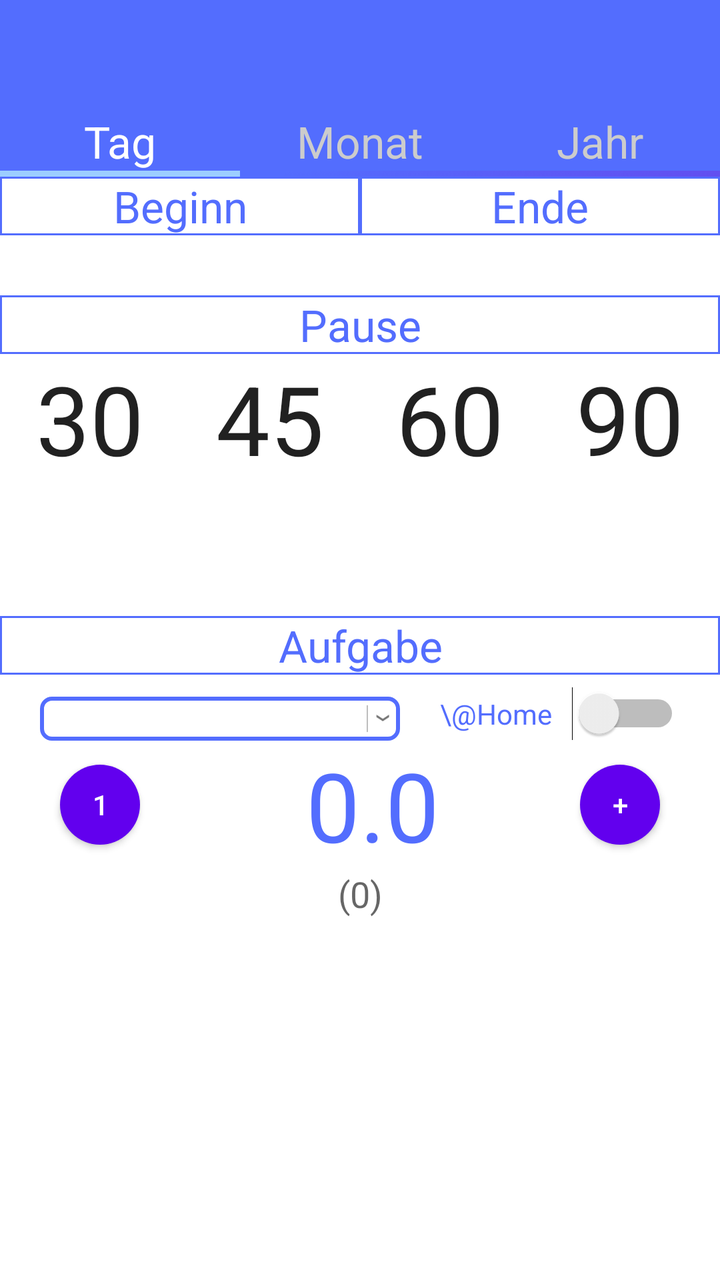
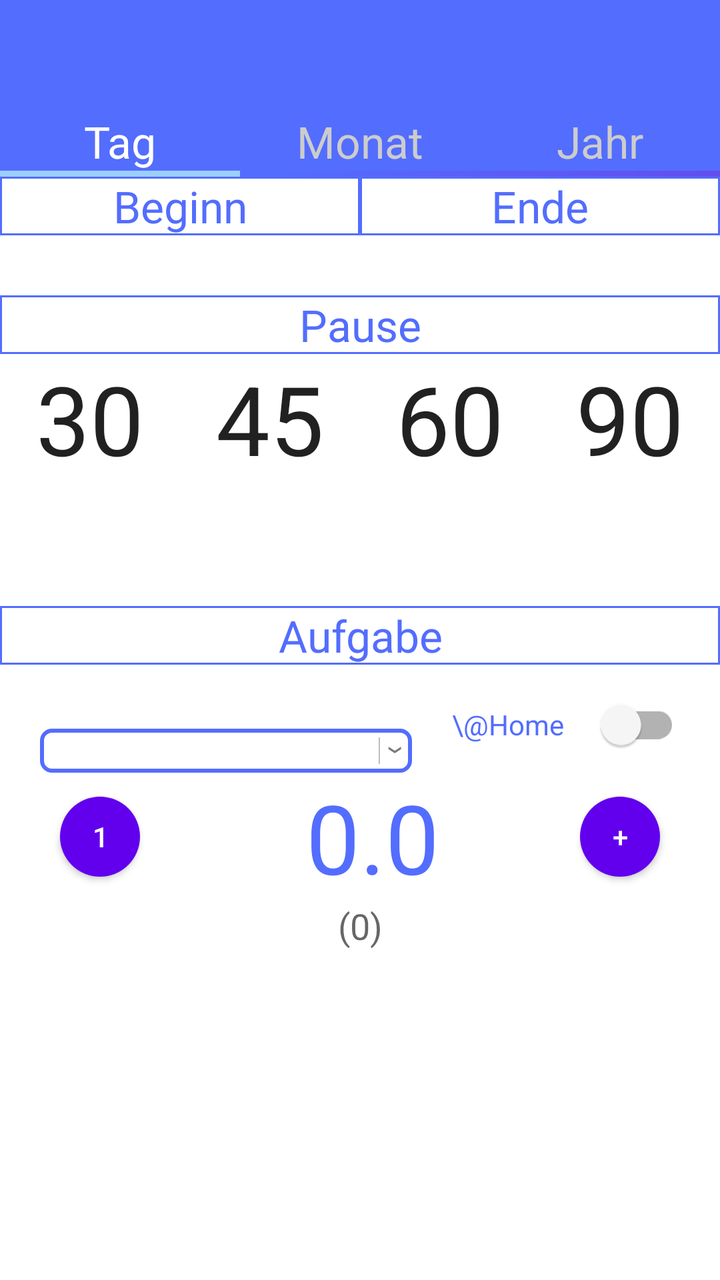

Before-and-after screenshots of an Android layout around one commit, followed by the original layout XML and the change that was made.
<!-- AndroidManifest.xml: application theme AppTheme -->
<!-- res/layout/activity_main.xml -->
<RelativeLayout xmlns:android="http://schemas.android.com/apk/res/android"
    xmlns:app="http://schemas.android.com/apk/res-auto"
    xmlns:tools="http://schemas.android.com/tools"
    android:layout_width="match_parent"
    android:layout_height="match_parent"
    android:background="@mipmap/ic_launcher_background"
    tools:context=".MainActivity">

    <View
        android:id="@+id/status_bar_background"
        android:layout_width="match_parent"
        android:layout_height="0dp"
        android:background="#536DFE" />

    <com.google.android.material.appbar.MaterialToolbar
        android:id="@+id/toolbar"
        android:layout_width="match_parent"
        android:layout_height="?attr/actionBarSize"
        android:layout_below="@id/status_bar_background"
        app:contentInsetEnd="0dp"
        app:contentInsetStart="0dp" />

    <LinearLayout
        android:id="@+id/linearLayout"
        android:layout_width="match_parent"
        android:layout_height="match_parent"
        android:layout_below="@+id/toolbar"
        android:orientation="vertical">
        
        <LinearLayout
            android:layout_width="match_parent"
            android:layout_height="wrap_content"
            android:orientation="horizontal">

            <LinearLayout
                android:id="@+id/dayLayout"
                android:layout_width="0dp"
                android:layout_height="wrap_content"
                android:layout_weight="2"
                android:orientation="vertical">

                <TextView
                    android:id="@+id/dayTabView"
                    android:layout_width="match_parent"
                    android:layout_height="wrap_content"
                    android:background="#536DFE"
                    android:gravity="center_horizontal"
                    android:text="@string/tab_day"
                    android:textAppearance="?android:attr/textAppearanceLarge"
                    android:textColor="#FFFFFF" />

                <TextView
                    android:id="@+id/dayTabLine"
                    android:layout_width="match_parent"
                    android:layout_height="3dp"
                    android:background="#9CCEFF"
                    android:gravity="center_horizontal" />

            </LinearLayout>

            <LinearLayout
                android:id="@+id/monthLayout"
                android:layout_width="0dp"
                android:layout_height="wrap_content"
                android:layout_weight="2"
                android:orientation="vertical">

                <TextView
                    android:id="@+id/monthTabView"
                    android:clickable="true"
                    android:onClick="startMonthOverviewActivity"
                    android:layout_width="match_parent"
                    android:layout_height="wrap_content"
                    android:background="#536DFE"
                    android:gravity="center_horizontal"
                    android:text="@string/tab_month"
                    android:textAppearance="?android:attr/textAppearanceLarge"
                    android:textColor="#cccccc" />
            </LinearLayout>

            <LinearLayout
                android:id="@+id/yearLayout"
                android:layout_width="0dp"
                android:layout_height="wrap_content"
                android:layout_weight="2"
                android:orientation="vertical">

                <TextView
                    android:id="@+id/yearTabView"
                    android:clickable="true"
                    android:onClick="startYearOverviewActivity"
                    android:layout_width="match_parent"
                    android:layout_height="wrap_content"
                    android:background="#536DFE"
                    android:gravity="center_horizontal"
                    android:text="@string/tab_year"
                    android:textAppearance="?android:attr/textAppearanceLarge"
                    android:textColor="#cccccc" />
            </LinearLayout>
        </LinearLayout>

        <LinearLayout
            android:layout_width="match_parent"
            android:layout_height="wrap_content"
            android:orientation="horizontal">

            <TextView
                android:id="@+id/beginnView"
                android:layout_width="0dp"
                android:layout_height="wrap_content"
                android:layout_weight="2"
                android:background="@drawable/title"
                android:gravity="center_horizontal"
                android:text="@string/main_begin"
                android:textAppearance="?android:attr/textAppearanceLarge"
                android:textColor="#536DFE" />

            <TextView
                android:id="@+id/endeView"
                android:layout_width="0dp"
                android:layout_height="wrap_content"
                android:layout_weight="2"
                android:background="@drawable/title"
                android:gravity="center_horizontal"
                android:text="@string/main_end"
                android:textAppearance="?android:attr/textAppearanceLarge"
                android:textColor="#536DFE" />

        </LinearLayout>

        <LinearLayout
            android:layout_width="match_parent"
            android:layout_height="wrap_content"
            android:orientation="vertical"
            android:background="@color/section_background">

            <LinearLayout
                android:layout_width="match_parent"
                android:layout_height="wrap_content"
                android:orientation="horizontal">

                <ScrollView xmlns:android="http://schemas.android.com/apk/res/android"
                    android:id="@+id/scrollBegin"
                    android:layout_width="wrap_content"
                    android:layout_height="wrap_content"
                    android:layout_weight="1"
                    android:fillViewport="true"
                    android:scrollbars="none">

                    <LinearLayout
                        android:layout_width="match_parent"
                        android:layout_height="wrap_content"
                        android:gravity="center"
                        android:orientation="vertical">

                    </LinearLayout>
                </ScrollView>

                <ScrollView xmlns:android="http://schemas.android.com/apk/res/android"
                    android:id="@+id/scrollBegin15"
                    android:layout_width="wrap_content"
                    android:layout_height="wrap_content"
                    android:layout_weight="1"
                    android:fillViewport="true"
                    android:scrollbars="none">

                    <LinearLayout
                        android:layout_width="match_parent"
                        android:layout_height="wrap_content"
                        android:gravity="center"
                        android:orientation="vertical">

                    </LinearLayout>
                </ScrollView>

                <ScrollView xmlns:android="http://schemas.android.com/apk/res/android"
                    android:id="@+id/scrollEnd"
                    android:layout_width="wrap_content"
                    android:layout_height="wrap_content"
                    android:layout_weight="1"
                    android:fillViewport="true"
                    android:scrollbars="none">

                    <LinearLayout
                        android:layout_width="match_parent"
                        android:layout_height="wrap_content"
                        android:gravity="center"
                        android:orientation="vertical">

                    </LinearLayout>
                </ScrollView>

                <ScrollView xmlns:android="http://schemas.android.com/apk/res/android"
                    android:id="@+id/scrollEnd15"
                    android:layout_width="wrap_content"
                    android:layout_height="wrap_content"
                    android:layout_weight="1"
                    android:fillViewport="true"
                    android:scrollbars="none">

                    <LinearLayout
                        android:layout_width="match_parent"
                        android:layout_height="wrap_content"
                        android:gravity="center"
                        android:orientation="vertical">

                    </LinearLayout>
                </ScrollView>
            </LinearLayout>

            <LinearLayout
                android:layout_width="match_parent"
                android:layout_height="0dp"
                android:layout_weight="1"
                android:orientation="horizontal"
                android:background="@color/spacer_background">

                <Space
                    android:id="@+id/spacer1"
                    android:layout_width="match_parent"
                    android:layout_height="match_parent"
                    android:gravity="fill_vertical"
                    android:minHeight="30dp"
                    android:visibility="visible" />
            </LinearLayout>

            <LinearLayout
                android:id="@+id/pauseLayout"
                android:layout_width="match_parent"
                android:layout_height="wrap_content"
                android:background="@color/section_background"
                android:orientation="horizontal">

                <TextView
                    android:id="@+id/pauseView"
                    android:layout_width="0dp"
                    android:layout_height="wrap_content"
                    android:layout_weight="4"
                    android:gravity="center_horizontal"
                    android:text="@string/main_pause"
                    android:textAppearance="?android:attr/textAppearanceLarge"
                    android:textColor="#536DFE"
                    android:background="@drawable/title" />
                

            </LinearLayout>

            <LinearLayout
                android:layout_width="match_parent"
                android:layout_height="wrap_content"
                android:orientation="horizontal">

                <TextView
                    android:id="@+id/pauseA"
                    android:layout_width="wrap_content"
                    android:layout_height="wrap_content"
                    android:layout_weight="1"
                    android:clickable="true"
                    android:gravity="center"
                    android:onClick="verarbeiteKlick"
                    android:text="30"
                    android:textAppearance="?android:attr/textAppearanceLarge"
                    android:background="@color/item_background_unselected"
                    android:textSize="48sp" />

                <TextView
                    android:id="@+id/pauseB"
                    android:layout_width="wrap_content"
                    android:layout_height="wrap_content"
                    android:layout_weight="1"
                    android:clickable="true"
                    android:gravity="center"
                    android:onClick="verarbeiteKlick"
                    android:text="45"
                    android:textAppearance="?android:attr/textAppearanceLarge"
                    android:background="@color/item_background_unselected"
                    android:textSize="48sp" />

                <TextView
                    android:id="@+id/pauseC"
                    android:layout_width="wrap_content"
                    android:layout_height="wrap_content"
                    android:layout_weight="1"
                    android:clickable="true"
                    android:gravity="center"
                    android:onClick="verarbeiteKlick"
                    android:text="60"
                    android:textAppearance="?android:attr/textAppearanceLarge"
                    android:background="@color/item_background_unselected"
                    android:textSize="48sp" />

                <TextView
                    android:id="@+id/pauseD"
                    android:layout_width="wrap_content"
                    android:layout_height="wrap_content"
                    android:layout_weight="1"
                    android:clickable="true"
                    android:gravity="center"
                    android:onClick="verarbeiteKlick"
                    android:text="90"
                    android:textAppearance="?android:attr/textAppearanceLarge"
                    android:background="@color/item_background_unselected"
                    android:textSize="48sp" />
                
            </LinearLayout>

        </LinearLayout>

        <LinearLayout
            android:layout_width="match_parent"
            android:layout_height="wrap_content"
            android:layout_weight="1"
            android:orientation="horizontal"
            android:background="@color/spacer_background">

            <Space
                android:id="@+id/spacer2"
                android:layout_width="match_parent"
                android:layout_height="match_parent"
                android:gravity="fill_vertical"
                android:minHeight="10dp"
                android:visibility="visible" />
        </LinearLayout>

        <LinearLayout
            android:layout_width="match_parent"
            android:layout_height="wrap_content"
            android:gravity="fill_vertical"
            android:orientation="vertical"
            android:background="@color/item_background_unselected">

            <LinearLayout
                android:id="@+id/workLayout"
                android:layout_width="match_parent"
                android:layout_height="wrap_content"
                android:background="@color/item_background_unselected"
                android:orientation="horizontal">

                <TextView
                    android:id="@+id/workView"
                    android:layout_width="0dp"
                    android:layout_height="wrap_content"
                    android:layout_weight="4"
                    android:gravity="center_horizontal"
                    android:text="@string/main_task"
                    android:textAppearance="?android:attr/textAppearanceLarge"
                    android:textColor="#536DFE"
                    android:background="@drawable/title" />
                

            </LinearLayout>
            <LinearLayout
                android:layout_width="match_parent"
                android:layout_height="wrap_content"
                android:paddingTop="6dp"
                android:gravity="fill_vertical"
                android:orientation="horizontal"
                android:background="@color/item_background_unselected">

                <LinearLayout
                    android:layout_width="match_parent"
                    android:layout_height="match_parent"
                    android:gravity="bottom|center_horizontal"
                    android:orientation="horizontal">
                    
                    <RelativeLayout
                        android:layout_width="match_parent"
                        android:layout_height="wrap_content"
                        android:layout_marginRight="20dp"
                        android:layout_marginLeft="20dp"
                        android:layout_weight=".28"
                        android:background="@drawable/spinner_border"
                        android:orientation="horizontal">

                        <Spinner
                            android:id="@+id/spinner"
                            android:layout_width="match_parent"
                            android:layout_height="wrap_content"
                            android:layout_centerVertical="true"
                            android:layout_gravity="center"
                            android:background="@android:color/transparent"
                            android:gravity="center"
                            android:layout_marginStart="5dp"
                            android:spinnerMode="dropdown" />

                        <ImageView
                            android:layout_width="wrap_content"
                            android:layout_height="wrap_content"
                            android:layout_alignParentEnd="true"
                            android:layout_centerVertical="true"
                            android:layout_gravity="center"
                            android:src="@drawable/ic_drop" />
                    </RelativeLayout>


                    <TextView
                        android:id="@+id/switchText"
                        android:layout_width="wrap_content"
                        android:layout_height="wrap_content"
                        android:text="\@Home"
                        android:gravity="center_vertical"
                        android:textAppearance="?android:attr/textAppearanceSmall"
                        android:textColor="#536DFE"
                        android:layout_marginRight="10dp" />

                    <Switch
                        android:id="@+id/home_office_switch"
                        android:layout_width="wrap_content"
                        android:layout_height="wrap_content"
                        android:gravity="center_vertical"
                        android:layout_marginRight="20dp"
                        android:buttonTint="@color/cardview_light_background" />
                </LinearLayout>

            </LinearLayout>


            <LinearLayout
                android:layout_width="match_parent"
                android:layout_height="wrap_content"
                android:gravity="fill_vertical"
                android:orientation="horizontal">

                <LinearLayout
                    android:layout_width="100dp"
                    android:layout_height="match_parent"

                    android:gravity="center"
                    android:orientation="vertical"
                    android:background="@color/item_background_unselected">

                    <Button
                        android:id="@+id/switchTasksButton"
                        android:layout_width="40dp"
                        android:layout_height="40dp"
                        android:background="@drawable/roundbutton"
                        android:clickable="true"
                        android:onClick="switchTasks"
                        android:text="1" />
                </LinearLayout>

                <LinearLayout
                    android:layout_width="0dp"
                    android:layout_height="match_parent"
                    android:layout_weight="1"
                    android:orientation="vertical">

                    <LinearLayout
                        android:layout_width="match_parent"
                        android:layout_height="wrap_content"
                        android:orientation="horizontal"
                        android:gravity="fill_horizontal">

                        <TextView
                            android:id="@+id/total"
                            android:layout_width="match_parent"
                            android:layout_height="wrap_content"
                            android:layout_weight="1"
                            android:clickable="true"
                            android:gravity="right"
                            android:onClick="toggleTotal"
                            android:text="0"
                            android:textAppearance="?android:attr/textAppearanceLarge"
                            android:textColor="#536DFE"
                            android:textAlignment="gravity"
                            android:textSize="48sp" />

                        <TextView
                            android:id="@+id/total15"
                            android:layout_width="match_parent"
                            android:layout_height="wrap_content"
                            android:layout_weight="1"
                            android:clickable="true"
                            android:gravity="left"
                            android:onClick="toggleTotal15"
                            android:text=".0"
                            android:textAppearance="?android:attr/textAppearanceLarge"
                            android:textColor="#536DFE"
                            android:textAlignment="gravity"
                            android:textSize="48sp" />
                    </LinearLayout>

                </LinearLayout>

                <LinearLayout
                    android:layout_width="100dp"
                    android:layout_height="match_parent"

                    android:gravity="center"
                    android:orientation="vertical"
                    android:background="@color/item_background_unselected">

                    <Button
                        android:id="@+id/addTaskButton"
                        android:background="@drawable/roundbutton"
                        android:layout_width="40dp"
                        android:layout_height="40dp"
                        android:clickable="true"
                        android:onClick="addTask"
                        android:text="+" />
                </LinearLayout>

            </LinearLayout>

            <LinearLayout
                android:layout_width="fill_parent"
                android:layout_height="wrap_content"
                android:gravity="center"
                android:orientation="horizontal"
                android:background="@color/item_background_unselected">

                <TextView
                    android:id="@+id/balance"
                    android:layout_width="fill_parent"
                    android:layout_height="wrap_content"
                    android:layout_weight="4"
                    android:gravity="top|center_horizontal"
                    android:text="(0)"
                    android:textAppearance="?android:attr/textAppearanceMedium" />
            </LinearLayout>
        </LinearLayout>
        <LinearLayout
            android:layout_width="match_parent"
            android:layout_height="wrap_content"
            android:layout_weight="3"
            android:orientation="horizontal"
            android:background="@color/spacer_background">

            <Space
                android:id="@+id/spacer3"
                android:layout_width="match_parent"
                android:layout_height="match_parent"
                android:gravity="fill_vertical"
                android:minHeight="10dp"
                android:visibility="visible" />
        </LinearLayout>


    </LinearLayout>
</RelativeLayout>
<!-- resources referenced by this layout -->
<resources>
  <color name="item_background_unselected">#FFFFFF</color>
  <color name="section_background">@android:color/transparent</color>
  <color name="spacer_background">#FFFFFF</color>
  <!-- drawable ic_drop: png bitmap (drawable-hdpi, 315 bytes) -->
  <!-- drawable roundbutton (drawable) -->
  <?xml version="1.0" encoding="utf-8"?>
  <shape xmlns:android="http://schemas.android.com/apk/res/android" android:shape="rectangle">
      <solid android:color="#DDDDDD"/>
      <corners android:radius="20dp"/>
      <size android:height="10dp" android:width="10dp"/>
  </shape>
  <!-- drawable spinner_border (drawable) -->
  <?xml version="1.0" encoding="utf-8"?>
  <shape xmlns:android="http://schemas.android.com/apk/res/android">
      <solid android:color="@color/spinner_background" />
      <corners android:radius="5dp" />
      <stroke
          android:width="2dp"
          android:color="#536DFE" />
  </shape>
  <!-- drawable title (drawable) -->
  <?xml version="1.0" encoding="utf-8"?>
  <shape xmlns:android="http://schemas.android.com/apk/res/android"
      android:shape="rectangle">
      <solid android:color="@color/item_background_unselected" />
      <stroke
          android:width="1dip"
          android:color="#536DFE" />
  </shape>
  <!-- mipmap ic_launcher_background: png bitmap (mipmap-hdpi, 4612 bytes) -->
  <string name="main_begin">Beginn</string>
  <string name="main_end">Ende</string>
  <string name="main_pause">Pause</string>
  <string name="main_task">Aufgabe</string>
  <string name="tab_day">Tag</string>
  <string name="tab_month">Monat</string>
  <string name="tab_year">Jahr</string>
  <style name="AppTheme" parent="Theme.MaterialComponents.DayNight.NoActionBar">
          
          <item name="android:windowDrawsSystemBarBackgrounds">true</item>
          <item name="android:statusBarColor">@android:color/transparent</item>
          <item name="android:navigationBarColor">@android:color/transparent</item>
  
          
          <item name="android:windowLightNavigationBar" tools:targetApi="o_mr1">true</item>
  
          
          <item name="toolbarStyle">@style/Widget.App.Toolbar</item>
      </style>
  <color name="spinner_background">#FFFFFF</color>
  <style name="Widget.App.Toolbar" parent="Widget.MaterialComponents.Toolbar.PrimarySurface">
          <item name="android:background">#536DFE</item>
          <item name="android:theme">@style/ThemeOverlay.App.ToolbarContent</item>
          <item name="popupTheme">@style/ThemeOverlay.App.PopupMenu</item>
          <item name="android:elevation">0dp</item>
      </style>
  <style name="ThemeOverlay.App.ToolbarContent" parent="ThemeOverlay.MaterialComponents.Dark.ActionBar">
          <item name="android:textColorPrimary">@android:color/white</item>
          <item name="colorControlNormal">@android:color/white</item>
          <item name="actionMenuTextColor">@android:color/white</item>
      </style>
  <style name="ThemeOverlay.App.PopupMenu" parent="ThemeOverlay.MaterialComponents.Light">
          <item name="android:background">#536DFE</item>
          <item name="android:textColorPrimary">@android:color/white</item>
      </style>
</resources>

<!-- the commit's change to res/layout/activity_main.xml (unified diff, before → after) -->
@@ -403,13 +403,14 @@
                         android:textColor="#536DFE"
                         android:layout_marginRight="10dp" />
 
-                    <Switch
+                    <androidx.appcompat.widget.SwitchCompat
                         android:id="@+id/home_office_switch"
                         android:layout_width="wrap_content"
                         android:layout_height="wrap_content"
+                        android:layout_marginRight="20dp"
                         android:gravity="center_vertical"
-                        android:layout_marginRight="20dp"
-                        android:buttonTint="@color/cardview_light_background" />
+                        app:thumbTint="@color/switch_thumb_color"
+                        app:trackTint="@color/switch_track_color" />
                 </LinearLayout>
 
             </LinearLayout>
